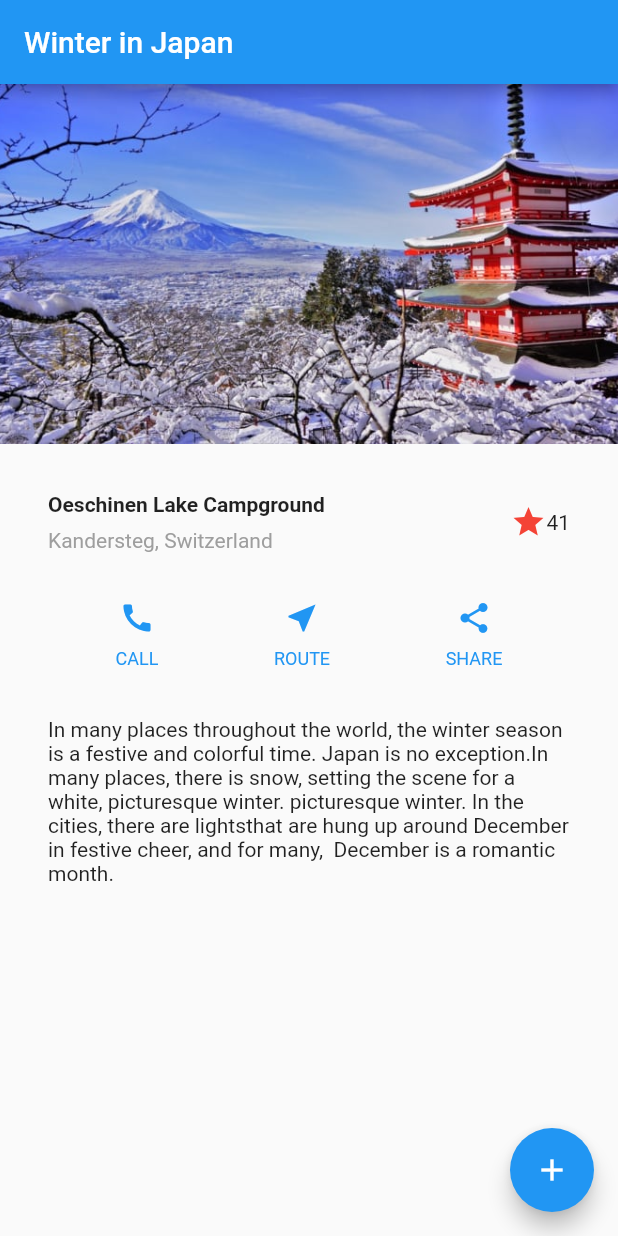
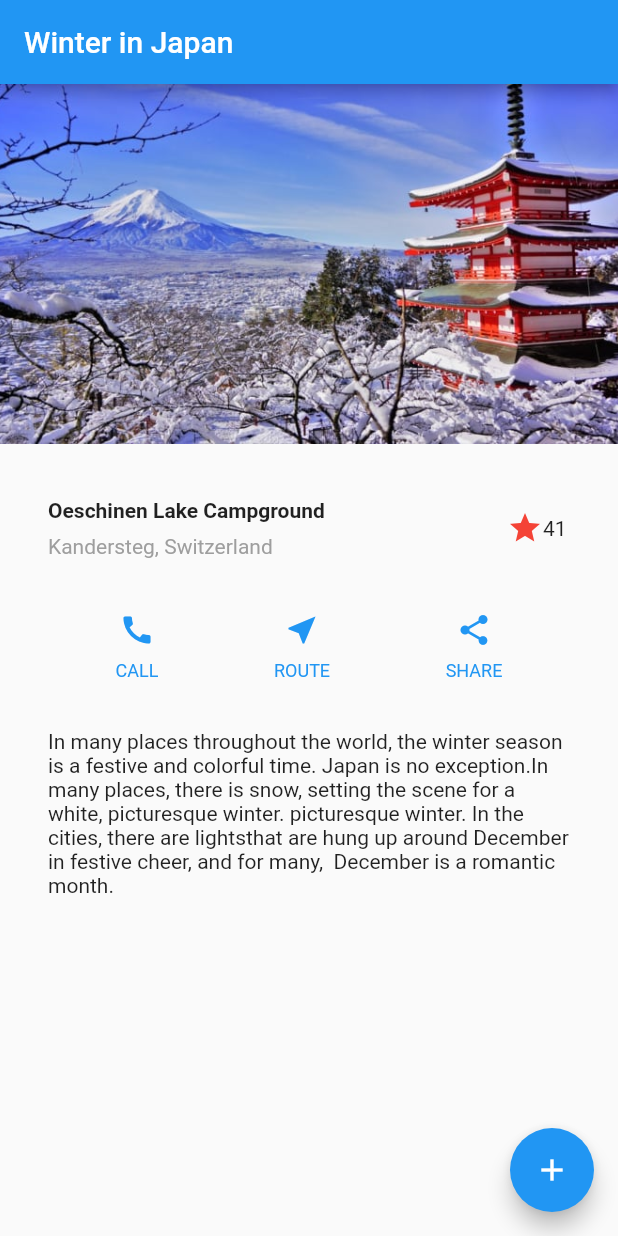
Before and after one commit to doffy0856/test-myapp, a Flutter app: the screen it shows after launch, on a phone screen of 412 x 824 dp. Run offline on Flutter 3.47's test engine with Material 2 defaults, Android fonts, the phone set to English and light mode, and no system bars.

Commit message:
favorite

```diff
--- a/lib/main.dart
+++ b/lib/main.dart
@@ -1,4 +1,8 @@
 import 'package:flutter/material.dart';
+
+import 'favoriteA.dart';
+import 'favoriteB.dart';
+import 'favoriteC.dart';
 
 void main() {
   runApp(MyApp());
@@ -65,11 +69,7 @@ class _MyHomePageState extends State<MyHomePage> {
           ),
         ),
         /*3*/
-        Icon(
-          Icons.star,
-          color: Colors.red[500],
-        ),
-        Text('41'),
+        FavoriteWidget(),
       ],
     ),
   );
@@ -95,9 +95,24 @@ class _MyHomePageState extends State<MyHomePage> {
       child: Row(
         mainAxisAlignment: MainAxisAlignment.spaceEvenly,
         children: [
-          _buildButtonColumn(color, Icons.call, 'CALL'),
-          _buildButtonColumn(color, Icons.near_me, 'ROUTE'),
-          _buildButtonColumn(color, Icons.share, 'SHARE'),
+          GestureDetector(
+              onTap: () {
+                Navigator.push(context,
+                    MaterialPageRoute(builder: (context) => TapboxA()));
+              },
+              child: _buildButtonColumn(color, Icons.call, 'CALL')),
+          GestureDetector(
+              onTap: () {
+                Navigator.push(context,
+                    MaterialPageRoute(builder: (context) => ParentWidget()));
+              },
+              child: _buildButtonColumn(color, Icons.near_me, 'ROUTE')),
+          GestureDetector(
+              onTap: () {
+                Navigator.push(context,
+                    MaterialPageRoute(builder: (context) => ParentWidgetC()));
+              },
+              child: _buildButtonColumn(color, Icons.share, 'SHARE')),
         ],
       ),
     );
@@ -147,3 +162,49 @@ class _MyHomePageState extends State<MyHomePage> {
     );
   }
 }
+
+class FavoriteWidget extends StatefulWidget {
+  @override
+  _FavoriteWidgetState createState() => _FavoriteWidgetState();
+}
+
+class _FavoriteWidgetState extends State<FavoriteWidget> {
+  bool _isFavorited = true;
+  int _favoriteCount = 41;
+
+  void _toggleFavorite() {
+    setState(() {
+      if (_isFavorited) {
+        _favoriteCount -= 1;
+        _isFavorited = false;
+      } else {
+        _favoriteCount += 1;
+        _isFavorited = true;
+      }
+    });
+  }
+
+  Widget build(BuildContext context) {
+    return Row(
+      mainAxisSize: MainAxisSize.min,
+      children: [
+        Container(
+          padding: EdgeInsets.all(0),
+          child: IconButton(
+            padding: EdgeInsets.all(0),
+            alignment: Alignment.centerRight,
+            icon: (_isFavorited ? Icon(Icons.star) : Icon(Icons.star_border)),
+            color: Colors.red[500],
+            onPressed: _toggleFavorite,
+          ),
+        ),
+        SizedBox(
+          width: 18,
+          child: Container(
+            child: Text('$_favoriteCount'),
+          ),
+        ),
+      ],
+    );
+  }
+}
```
Also changed, not shown: lib/favoriteA.dart (added, +60 -0 lines), lib/favoriteB.dart (added, +63 -0 lines), lib/favoriteC.dart (added, +94 -0 lines).
